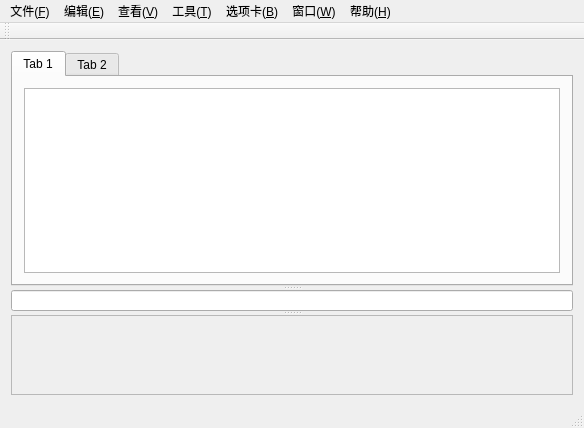
This is WindowsClient/shh_UI/mainwindow.ui in H-tao/Penguin as Qt 5 draws it before an edit. The edited form follows.
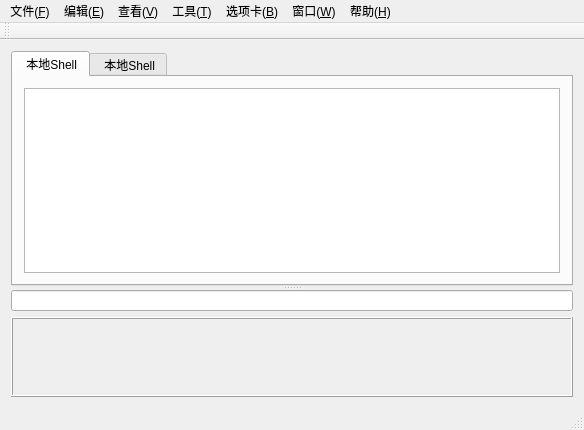
This is the edited form.

```diff
--- a/WindowsClient/shh_UI/mainwindow.ui
+++ b/WindowsClient/shh_UI/mainwindow.ui
@@ -57,7 +57,7 @@
         </property>
         <widget class="QWidget" name="tab">
          <attribute name="title">
-          <string>Tab 1</string>
+          <string> 本地Shell</string>
          </attribute>
          <layout class="QVBoxLayout" name="verticalLayout_2">
           <item>
@@ -74,7 +74,7 @@
         </widget>
         <widget class="QWidget" name="tab_2">
          <attribute name="title">
-          <string>Tab 2</string>
+          <string> 本地Shell</string>
          </attribute>
         </widget>
        </widget>
@@ -105,7 +105,10 @@
         </property>
        </widget>
       </widget>
-      <widget class="QScrollArea" name="scrollArea">
+     </widget>
+    </item>
+    <item>
+     <widget class="QFrame" name="fileSystemWidget">
        <property name="sizePolicy">
         <sizepolicy hsizetype="Expanding" vsizetype="MinimumExpanding">
          <horstretch>0</horstretch>
@@ -118,20 +121,12 @@
          <height>80</height>
         </size>
        </property>
-       <property name="widgetResizable">
-        <bool>true</bool>
-       </property>
-       <widget class="QWidget" name="scrollAreaWidgetContents">
-        <property name="geometry">
-         <rect>
-          <x>0</x>
-          <y>0</y>
-          <width>564</width>
-          <height>78</height>
-         </rect>
-        </property>
-       </widget>
-      </widget>
+      <property name="frameShape">
+       <enum>QFrame::Box</enum>
+      </property>
+      <property name="frameShadow">
+       <enum>QFrame::Raised</enum>
+      </property>
      </widget>
     </item>
    </layout>
```
Left out of the diff: 4 changed lines with no effect on the pictures. Lines whose indentation alone changed are shown as unchanged.
